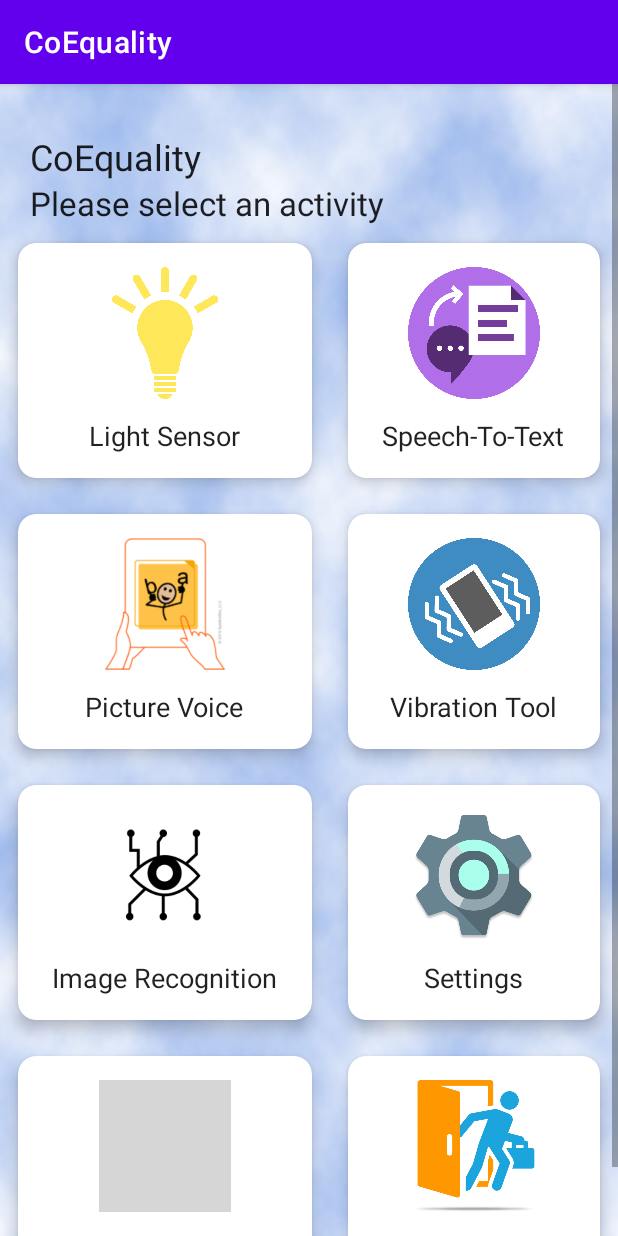
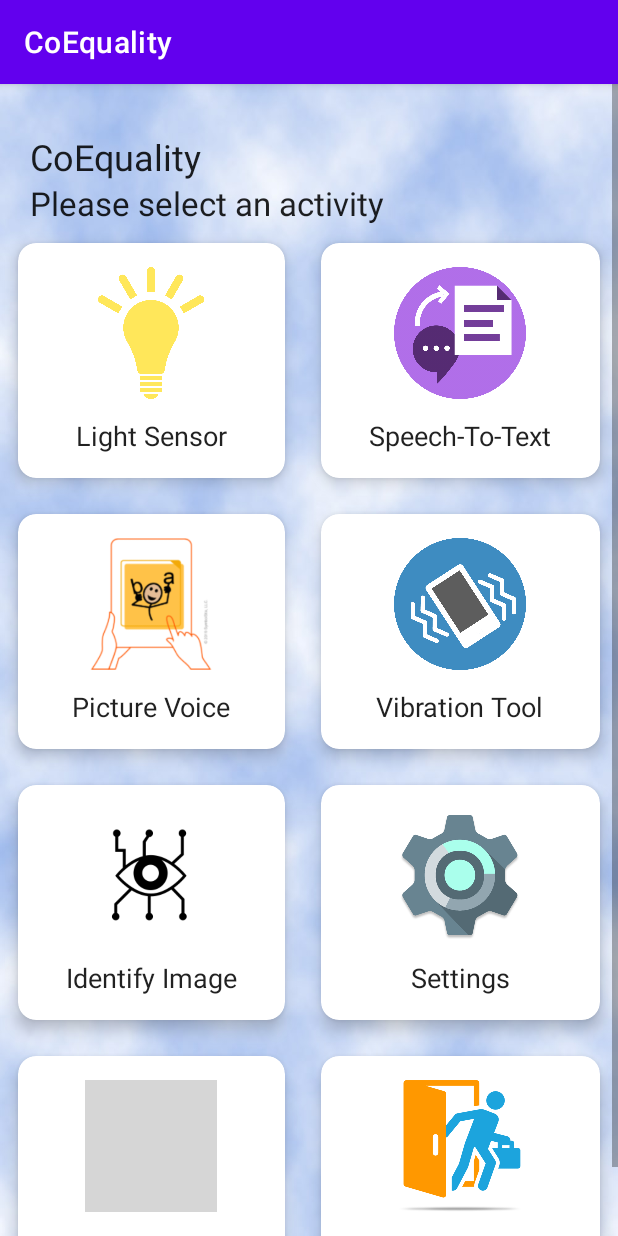
Before and after one commit to Hamza2210/CoEquality, an Android app: the toolselect screen opened directly, with no data from a screen before it, on a phone screen of 412 x 824 dp. Run offline under Robolectric (Android 15) with nearby library versions, the phone set to English and light mode, and no system bars; grey boxes are pictures that could not be loaded.

Commit message:
Changed string values

```diff
--- a/app/src/main/res/layout/activity_toolselect.xml
+++ b/app/src/main/res/layout/activity_toolselect.xml
@@ -222,14 +222,15 @@
                         android:layout_width="88dp"
                         android:layout_height="88dp"
                         android:onClick="goToImageRecognition"
-                        android:src="@drawable/imagerecognition" />
+                        android:src="@drawable/imagerecognition"
+                        tools:ignore="SpeakableTextPresentCheck" />
 
                     <TextView
                         android:layout_width="wrap_content"
                         android:layout_height="wrap_content"
                         android:layout_marginTop="12dp"
                         android:onClick="goToImageRecognition"
-                        android:text="@string/image_recognition"
+                        android:text="@string/identify_image"
                         android:textColor="?android:attr/textColorPrimary"
                         android:textSize="18sp" />
 
--- a/app/src/main/res/values-night/strings.xml
+++ b/app/src/main/res/values-night/strings.xml
@@ -2,11 +2,11 @@
 <resources>
     <string name="light_sensor">Light Sensor</string>
     <string name="vibration_tool">Vibration Tool</string>
-    <string name="ez_alarm">EZ Alarm</string>
     <string name="settings">Settings</string>
     <string name="about_us">About Us</string>
     <string name="exit">Exit</string>
     <string name="picture_voice">Picture Voice</string>
     <string name="speech_to_text">Speech-To-Text</string>
     <string name="please_select_an_activity">Please select an activity</string>
+    <string name="identify_image">Identify Image</string>
 </resources>
--- a/app/src/main/res/values/strings.xml
+++ b/app/src/main/res/values/strings.xml
@@ -9,7 +9,6 @@
     <string name="text_will_appear_here">Text will appear here</string>
     <string name="light_sensor">Light Sensor</string>
     <string name="vibration_tool">Vibration Tool</string>
-    <string name="image_recognition">Image Recognition</string>
     <string name="settings">Settings</string>
     <string name="about_us">About Us</string>
     <string name="exit">Exit</string>
@@ -28,4 +27,5 @@
         "Light sensor: Utility used to assist the partially sighted in determining the light level of their environment"
         "\n" "\n"
         "EZ Alarm: Utility used to have users be easily directed to their alarm and can have an easy experience settings simple reminders for anything necessary"</string>
+    <string name="identify_image">Identify Image</string>
 </resources>
```
